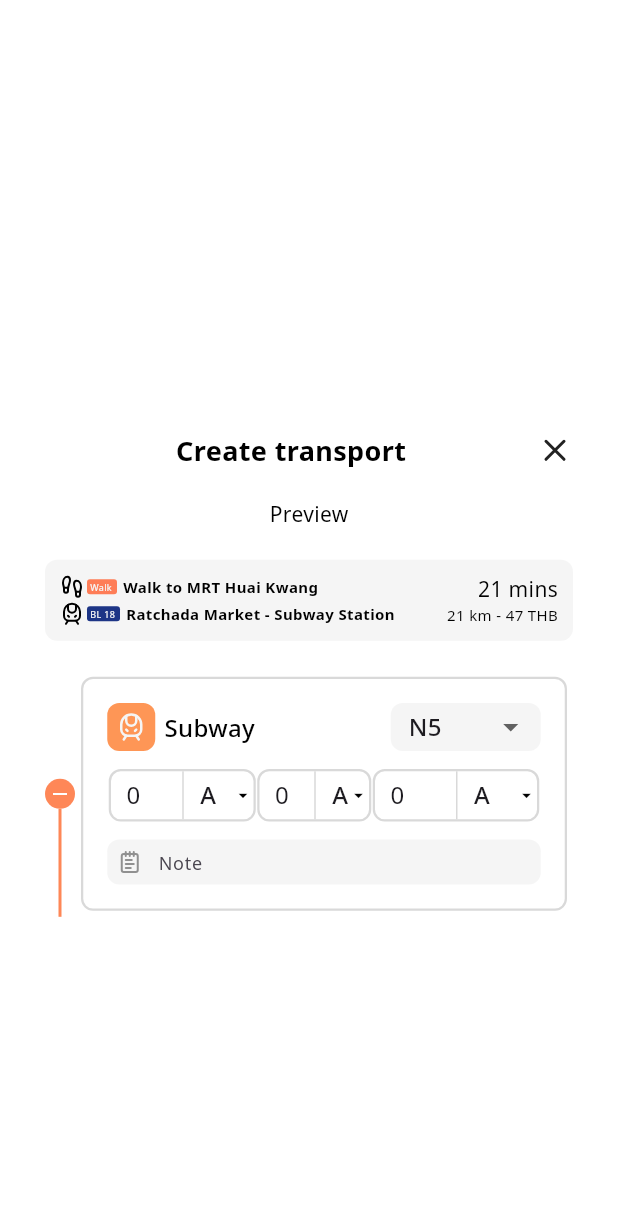
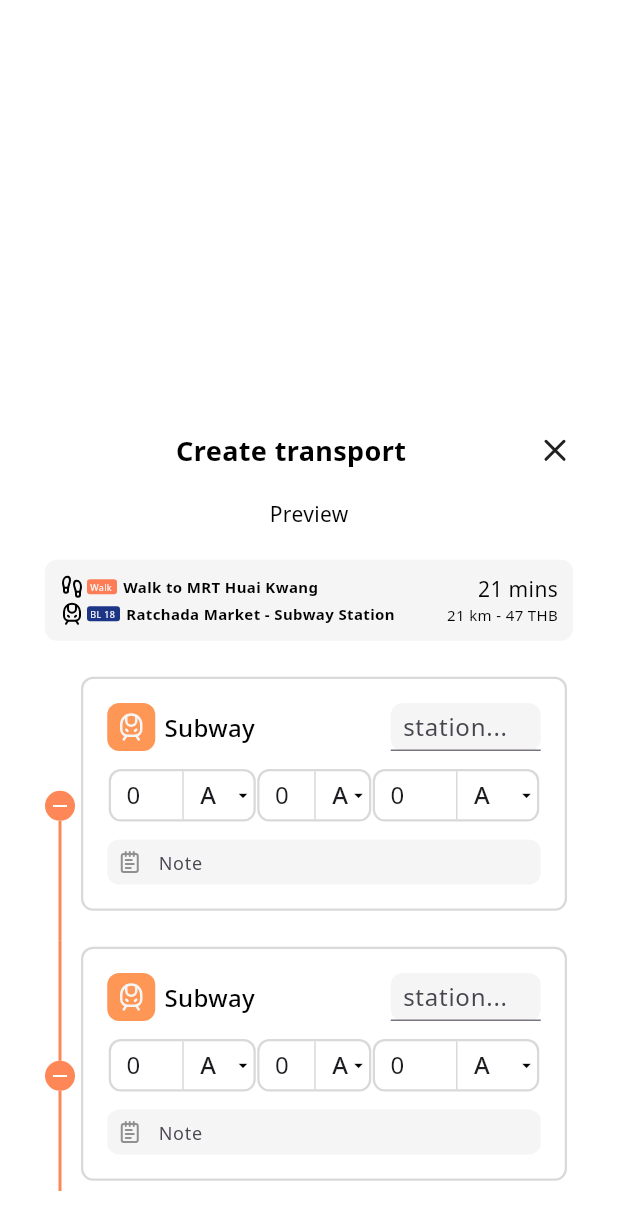
Before and after one commit to Thun-2004/triptery, a Flutter app: the CreateTransportWindow widget shown alone on an empty page, opened directly, on a phone screen of 412 x 824 dp. Shown: the top 1230 px of the screen. Run offline on Flutter 3.47's test engine with Material 3 defaults, Android fonts, the phone set to English and light mode, and no system bars; drawn by our look-alikes of dropdown_button2, timeline_tile; our stand-ins replace dotted_border, flutter_dotenv, flutter_social_button, flutter_svg, get, google_fonts and 6 more; missing offline and left inert: dart:ffi; accounts and stored records are empty; generated files the repository leaves out were written again.

Commit message:
fix(ui): add padding to card

```diff
--- a/lib/presentation/pages/trip/route_create_sheet.dart
+++ b/lib/presentation/pages/trip/route_create_sheet.dart
@@ -22,7 +22,8 @@ class _CreateTransportWindowState extends State<CreateTransportWindow> {
 
     return Align(
       alignment: Alignment.bottomCenter,
-      child: Container(
+      child:
+       Container(
         width: double.infinity,
         height: MediaQuery.of(context).size.height.toInt() * 0.7,
         padding: const EdgeInsets.symmetric(vertical: 30),
@@ -33,6 +34,7 @@ class _CreateTransportWindowState extends State<CreateTransportWindow> {
             topRight: Radius.circular(20),
           ),
         ),
+        child: SingleChildScrollView(
           child: Column(
           mainAxisSize: MainAxisSize.min,
           children: [
@@ -150,7 +152,8 @@ class _CreateTransportWindowState extends State<CreateTransportWindow> {
                   ),
 
                   Column(
-                    children: [ TimelineTile(
+                    children: [
+                      TimelineTile(
                         alignment: TimelineAlign.start,
                         lineXY: 0.1,
                         isFirst: true,
@@ -171,16 +174,99 @@ class _CreateTransportWindowState extends State<CreateTransportWindow> {
                             fontSize: 16,
                           ),
                         ),
-                      endChild: TransportCard()
+                        endChild: Padding(
+                          padding: const EdgeInsets.only(bottom: 16),
+                          child: TransportCard()
+                        )
                       ),
+                      TimelineTile(
+                        alignment: TimelineAlign.start,
+                        lineXY: 0.1,
+                        isFirst: false,
+                        beforeLineStyle: LineStyle(
+                            color: AppColors.orange_800,
+                            thickness: 2,
+                        ),
+                        afterLineStyle: LineStyle(
+                            color: AppColors.orange_800,
+                            thickness: 2,
+                        ),
+                        indicatorStyle: IndicatorStyle(
+                          width: 20,
+                          color: AppColors.orange_800,
+                          iconStyle: IconStyle(
+                            iconData: Icons.remove,
+                            color: Colors.white,
+                            fontSize: 16,
+                          ),
+                        ),
+                        endChild: Padding(
+                          padding: const EdgeInsets.only(bottom: 16),
+                          child: TransportCard()
+                        )
+                      ),
+                      TimelineTile(
+                        alignment: TimelineAlign.start,
+                        lineXY: 0.1,
+                        isFirst: false,
+                        beforeLineStyle: LineStyle(
+                            color: AppColors.orange_800,
+                            thickness: 2,
+                        ),
+                        afterLineStyle: LineStyle(
+                            color: AppColors.orange_800,
+                            thickness: 2,
+                        ),
+                        indicatorStyle: IndicatorStyle(
+                          width: 20,
+                          color: AppColors.orange_800,
+                          iconStyle: IconStyle(
+                            iconData: Icons.remove,
+                            color: Colors.white,
+                            fontSize: 16,
+                          ),
+                        ),
+                        endChild: Padding(
+                          padding: const EdgeInsets.only(bottom: 16),
+                          child: TransportCard()
+                        )
+                      ),
+                      TimelineTile(
+                        alignment: TimelineAlign.start,
+                        lineXY: 0.1,
+                        isFirst: false,
+                        isLast: true,
+                        beforeLineStyle: LineStyle(
+                            color: AppColors.orange_800,
+                            thickness: 2,
+                        ),
+                        afterLineStyle: LineStyle(
+                            color: AppColors.orange_800,
+                            thickness: 2,
+                        ),
+                        indicatorStyle: IndicatorStyle(
+                          width: 20,
+                          color: AppColors.orange_800,
+                          iconStyle: IconStyle(
+                            iconData: Icons.remove,
+                            color: Colors.white,
+                            fontSize: 16,
+                          ),
+                        ),
+                        endChild: Padding(
+                          padding: const EdgeInsets.only(bottom: 16),
+                          child: TransportCard()
+                        )
+                      )
+
                     ]
                   )
                 ],
               ),
             ),
           ],
-        ),
-      ),
+        ))
+      )
     );
   }
 }
--- a/lib/presentation/widgets/trip/components/day.dart
+++ b/lib/presentation/widgets/trip/components/day.dart
@@ -9,6 +9,8 @@ import 'package:triptery/data/mock/mock_trips.dart';
 import 'package:triptery/domain/entities/trip/trip.dart';
 import 'package:triptery/presentation/controllers/trip_controller.dart';
 import 'package:lucide_icons_flutter/lucide_icons.dart';
+
+//FIXME : change to DraggableScrollableSheet class
 
 class Day extends StatefulWidget {
   Day({super.key, required this.day});
--- a/lib/presentation/widgets/trip/components/transport_card.dart
+++ b/lib/presentation/widgets/trip/components/transport_card.dart
@@ -4,6 +4,7 @@ import 'package:triptery/constant/colors.dart';
 import 'package:triptery/presentation/widgets/trip/components/note.dart';
 import 'package:dropdown_button2/dropdown_button2.dart';
 
+//FIXME: replace fixed height with Expanded for responsiveness
 class TransportCard extends StatefulWidget {
   const TransportCard({super.key});
 
@@ -16,7 +17,6 @@ class _TransportCardState extends State<TransportCard> {
   String transitMode = 'Subway';
 
   List<String> modes = [];
-
   List<String> get distanceValues => ['A', 'B', 'C'];
   List<String> get transitModes => ['N5', 'N6', 'N7'];
 
@@ -77,30 +77,16 @@ class _TransportCardState extends State<TransportCard> {
                 ),
                 width: 100,
                 height: 32,
-                child: DropdownButton<String>(
-                  value: transitModes.first,
-                  isExpanded: true,
-                  onChanged: (String? newValue) {
-                    if (newValue != null) setTransitValue(newValue);
-                  },
-                  items:
-                      transitModes.map<DropdownMenuItem<String>>((String value) {
-                        return DropdownMenuItem<String>(
-                          value: value,
-                          child: Padding(
-                            padding: const EdgeInsets.symmetric(horizontal: 12),
-                            child: Text(value),
-                          ),
-                        );
-                      }).toList(),
-                  icon: const Padding(
-                    padding: EdgeInsets.only(
-                      right: 8,
-                    ), // 👈 custom icon padding
-                    child: Icon(Icons.arrow_drop_down),
+                child:
+                  TextFormField(
+                    showCursor: true,
+                    decoration: const InputDecoration(
+                      hintText: 'station...',
+                      border: UnderlineInputBorder(),
+                      contentPadding: EdgeInsets.all(8),
+                    ),
                   ),
-                  underline: SizedBox(), // removes underline
-                ))
+                )
             ],
           ),
           const SizedBox(height: 12),
@@ -128,6 +114,7 @@ class _TransportCardState extends State<TransportCard> {
               ),
             ],
           ),
+
           const SizedBox(height: 12),
           Note(placeholderText: "Note", controller: TextEditingController(), onChanged: (value) {}),
         ],
@@ -147,6 +134,7 @@ class TimeEdit extends StatelessWidget {
     );
   }
 }
+
 
 class TextEditable extends StatelessWidget {
   final List<String> values;
```
Also changed, not shown: flutter_01.png (added), flutter_02.png (added). Lines whose indentation alone changed are shown as unchanged.
